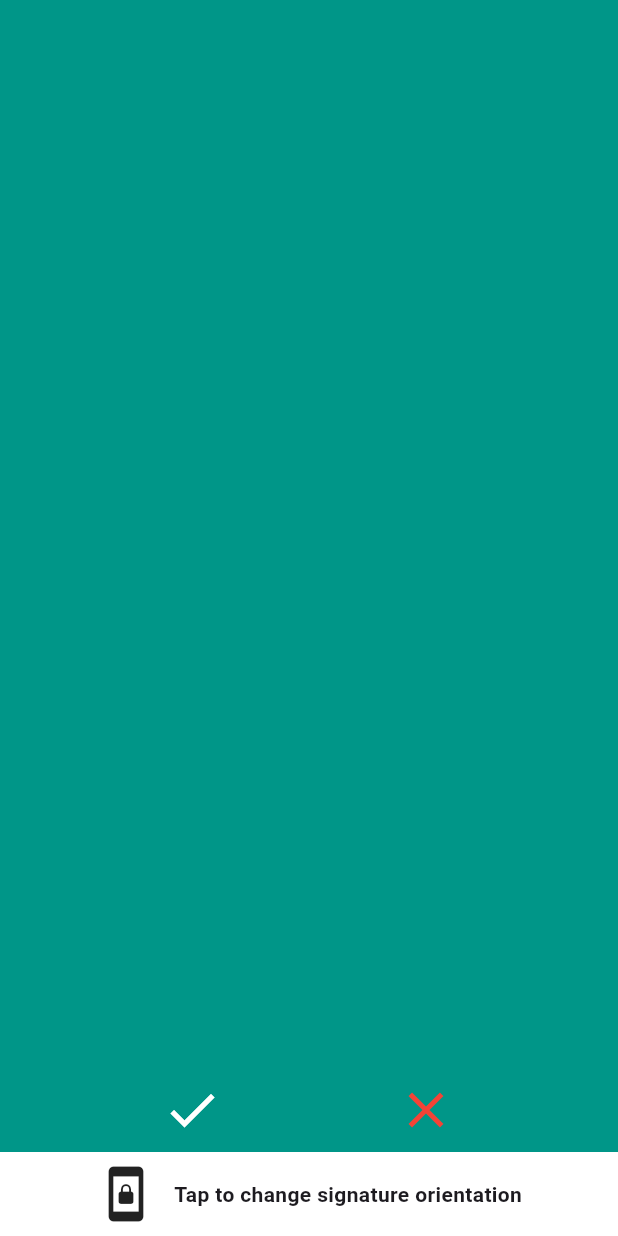
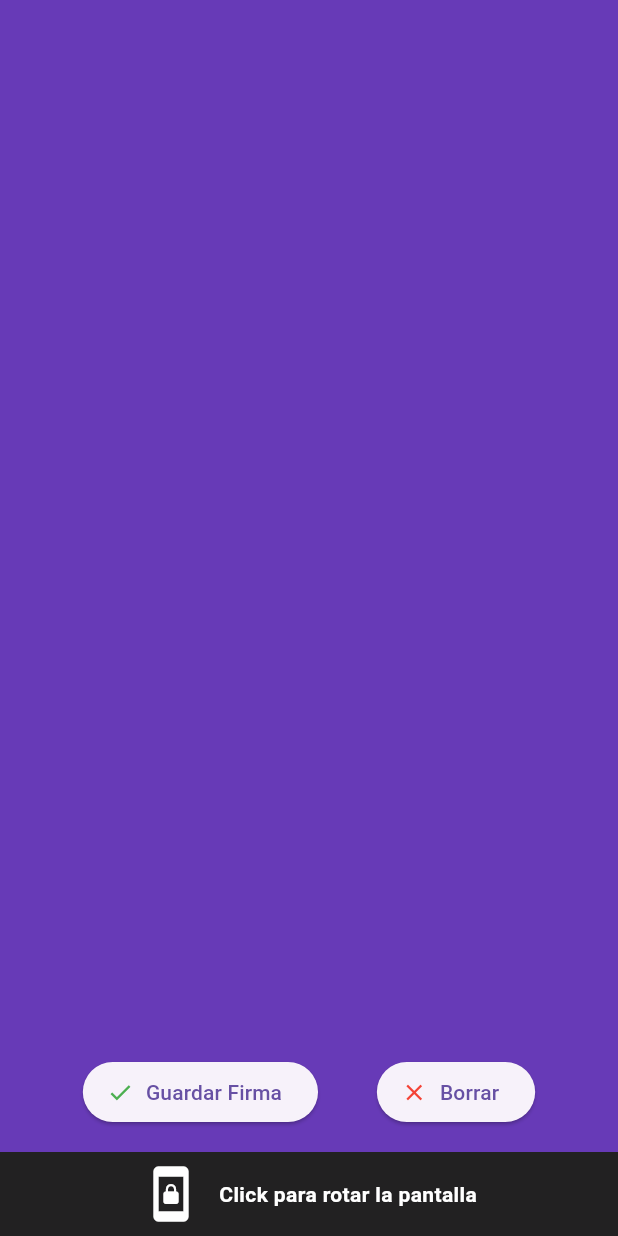
Before and after one commit to sof28kr/signature-app, a Flutter app: the screen it shows after launch, on a phone screen of 412 x 824 dp. Run offline on Flutter 3.47's test engine with Material 3 defaults, Android fonts, the phone set to English and light mode, and no system bars; drawn by our look-alikes of signature; our stand-ins replace get, image_gallery_saver, permission_handler.

Commit message:
signature custom

```diff
--- a/lib/pages/homepage.dart
+++ b/lib/pages/homepage.dart
@@ -2,6 +2,7 @@ import 'dart:typed_data';
 
 import 'package:flutter/material.dart';
 import 'package:flutter/services.dart';
+import 'package:get/get.dart';
 import 'package:signature/signature.dart';
 import 'package:formulario_cite/pages/signaturePage.dart';
 
@@ -18,7 +19,7 @@ class _HomePageState extends State<HomePage> {
   @override
   void initState() {
     // we initialize the signature controller
-    controller = SignatureController(penStrokeWidth: 5, penColor: Colors.white);
+    controller = SignatureController(penStrokeWidth: 6, penColor: Colors.white);
     super.initState();
   }
 
@@ -37,7 +38,7 @@ class _HomePageState extends State<HomePage> {
           Expanded(
             child: Signature(
               controller: controller!,
-              backgroundColor: Colors.teal,
+              backgroundColor: Colors.deepPurple,
             ),
           ),
           buttonWidgets(context)!,
@@ -62,7 +63,7 @@ class _HomePageState extends State<HomePage> {
         setOrientation(newOrientation);
       },
       child: Container(
-        color: Colors.white,
+        color: Colors.black87,
         padding: const EdgeInsets.symmetric(vertical: 8),
         child: Row(
           mainAxisAlignment: MainAxisAlignment.center,
@@ -72,13 +73,15 @@ class _HomePageState extends State<HomePage> {
                   ? Icons.screen_lock_portrait
                   : Icons.screen_lock_landscape,
               size: 40,
+              color: Colors.white,
             ),
             const SizedBox(
               width: 12,
             ),
             const Text(
-              'Tap to change signature orientation',
-              style: TextStyle(fontWeight: FontWeight.w600),
+              'Click para rotar la pantalla',
+              style:
+                  TextStyle(fontWeight: FontWeight.w600, color: Colors.white),
             ),
           ],
         ),
@@ -101,9 +104,13 @@ class _HomePageState extends State<HomePage> {
   }
 
   Widget? buttonWidgets(BuildContext context) => Container(
-        color: Colors.teal,
-        child: Row(mainAxisAlignment: MainAxisAlignment.spaceEvenly, children: [
-          IconButton(
+        color: Colors.deepPurple,
+        child: Padding(
+          padding: EdgeInsetsDirectional.all(16.0),
+          child:
+              Row(mainAxisAlignment: MainAxisAlignment.spaceEvenly, children: [
+            //boton de guardado
+            ElevatedButton.icon(
                 onPressed: () async {
                   if (controller!.isNotEmpty) {
                     final signature = await exportSignature();
@@ -118,23 +125,29 @@ class _HomePageState extends State<HomePage> {
                     controller!.clear();
                   }
                 },
-              iconSize: 40,
-              color: Colors.white,
-              icon: const Icon(Icons.check)),
-          IconButton(
+                label: const Text('Guardar Firma'),
+                icon: const Icon(
+                  Icons.check,
+                  color: Colors.green,
+                )),
+            //boton de eliminar
+            ElevatedButton.icon(
                 onPressed: () {
                   controller!.clear();
                 },
-              iconSize: 40,
+                label: const Text('Borrar'),
+                icon: const Icon(
+                  Icons.close,
                   color: Colors.red,
-              icon: const Icon(Icons.close)),
+                )),
           ]),
+        ),
       );
 
   Future<Uint8List?> exportSignature() async {
     final exportController = SignatureController(
-      penStrokeWidth: 2,
-      exportBackgroundColor: Colors.white,
+      penStrokeWidth: 4,
+      exportBackgroundColor: Colors.transparent,
       penColor: Colors.black,
       points: controller!.points,
     );
--- a/lib/pages/signaturePage.dart
+++ b/lib/pages/signaturePage.dart
@@ -13,9 +13,9 @@ class ReviewSignaturePage extends StatelessWidget {
   @override
   Widget build(BuildContext context) {
     return Scaffold(
-        backgroundColor: Colors.teal,
+      backgroundColor: Colors.white,
       appBar: AppBar(
-          backgroundColor: Colors.teal,
+        backgroundColor: Colors.deepPurple,
         leading: IconButton(
           onPressed: () {
             Navigator.pop(context);
@@ -29,11 +29,13 @@ class ReviewSignaturePage extends StatelessWidget {
           ),
         ],
         centerTitle: true,
-          title: const Text('Save Signature'),
+        title:
+            const Text('Firma Obtenida', style: TextStyle(color: Colors.white)),
       ),
       body: Center(
         child: Image.memory(signature),
-        ));
+      ),
+    );
   }
 
   Future? saveSignature(BuildContext context) async {
```
Lines whose indentation alone changed are shown as unchanged.
